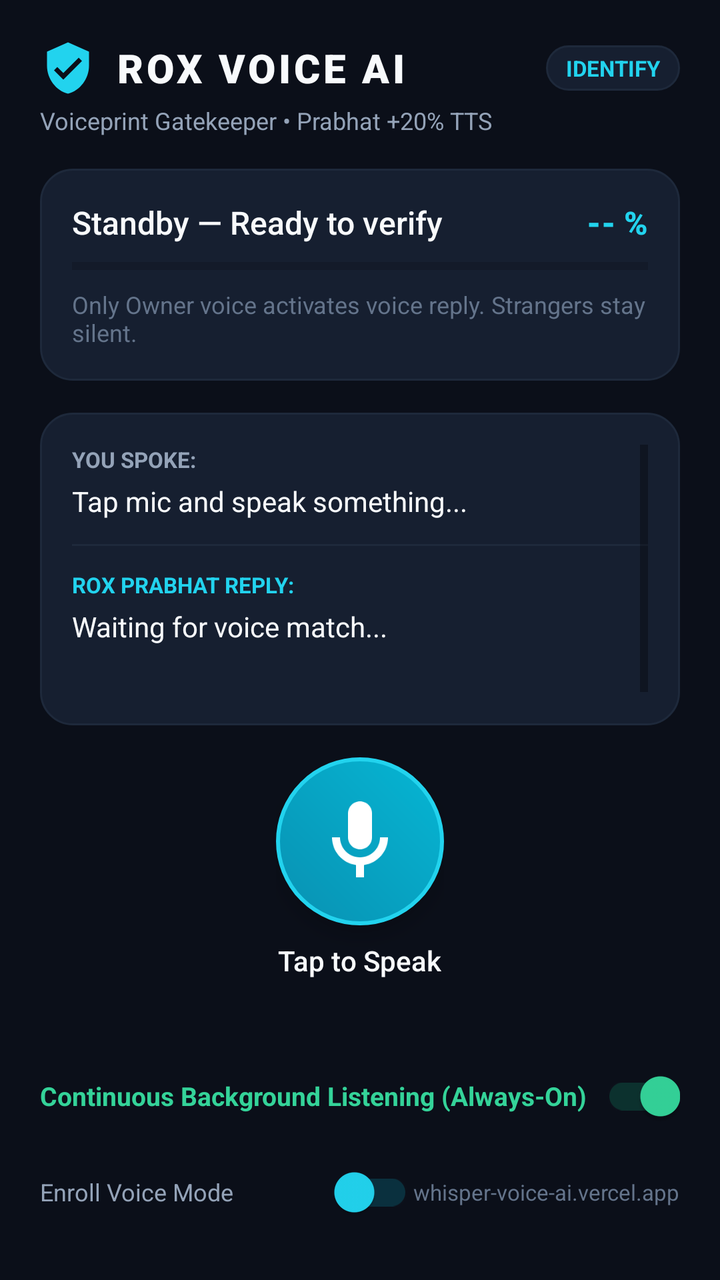
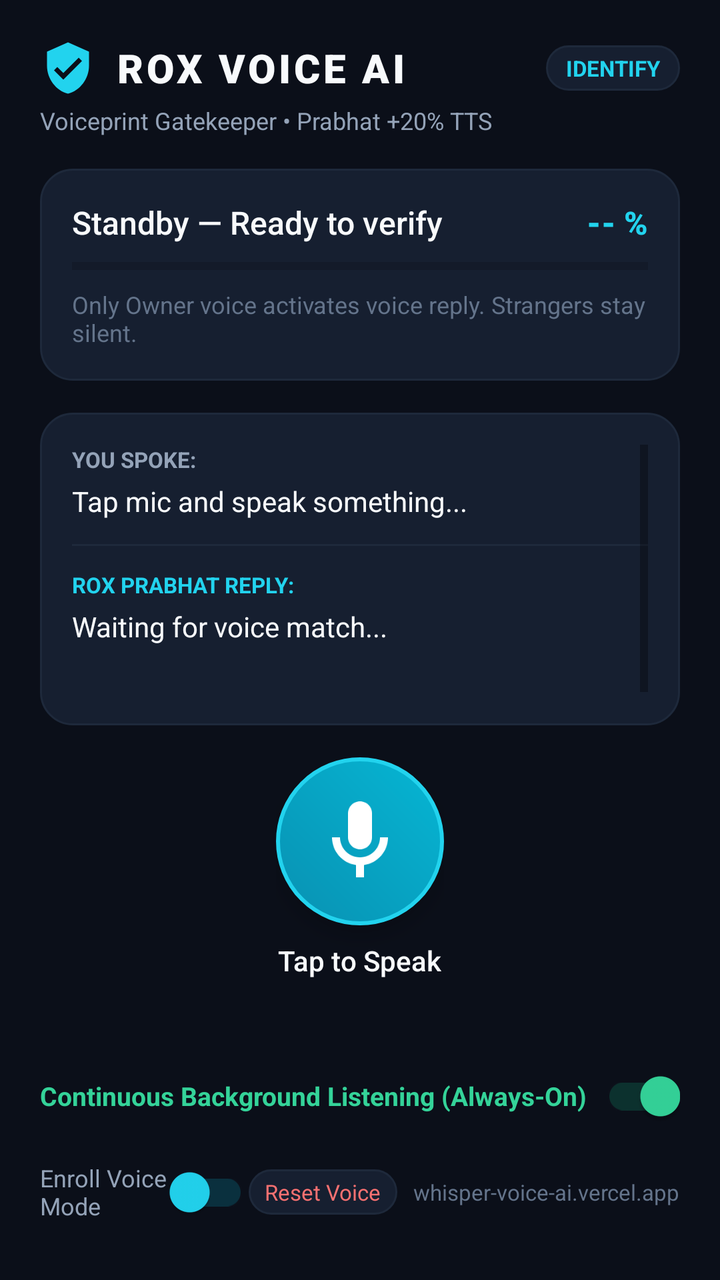

Screens rendered from an Android XML layout before and after an edit, with the pre-edit source and the edit as a unified diff.
<!-- AndroidManifest.xml: application theme Theme.Jarvis -->
<!-- res/layout/activity_main.xml -->
<?xml version="1.0" encoding="utf-8"?>
<androidx.constraintlayout.widget.ConstraintLayout xmlns:android="http://schemas.android.com/apk/res/android"
    xmlns:app="http://schemas.android.com/apk/res-auto"
    xmlns:tools="http://schemas.android.com/tools"
    android:id="@+id/rootLayout"
    android:layout_width="match_parent"
    android:layout_height="match_parent"
    android:background="@color/bg_dark"
    android:padding="20dp">

    
    <LinearLayout
        android:id="@+id/headerLayout"
        android:layout_width="0dp"
        android:layout_height="wrap_content"
        android:orientation="vertical"
        app:layout_constraintEnd_toEndOf="parent"
        app:layout_constraintStart_toStartOf="parent"
        app:layout_constraintTop_toTopOf="parent">

        <LinearLayout
            android:layout_width="match_parent"
            android:layout_height="wrap_content"
            android:gravity="center_vertical"
            android:orientation="horizontal">

            <ImageView
                android:layout_width="28dp"
                android:layout_height="28dp"
                android:src="@drawable/ic_shield_check"
                app:tint="@color/cyan_400" />

            <TextView
                android:id="@+id/tvTitle"
                android:layout_width="0dp"
                android:layout_height="wrap_content"
                android:layout_marginStart="10dp"
                android:layout_weight="1"
                android:fontFamily="sans-serif-black"
                android:letterSpacing="0.08"
                android:text="ROX VOICE AI"
                android:textColor="@color/text_primary"
                android:textSize="20sp" />

            <TextView
                android:id="@+id/tvModeBadge"
                android:layout_width="wrap_content"
                android:layout_height="wrap_content"
                android:background="@drawable/bg_card"
                android:paddingHorizontal="10dp"
                android:paddingVertical="4dp"
                android:text="IDENTIFY"
                android:textColor="@color/cyan_400"
                android:textSize="11sp"
                android:textStyle="bold" />
        </LinearLayout>

        <TextView
            android:id="@+id/tvSubtitle"
            android:layout_width="wrap_content"
            android:layout_height="wrap_content"
            android:layout_marginTop="4dp"
            android:text="Voiceprint Gatekeeper • Prabhat +20% TTS"
            android:textColor="@color/text_secondary"
            android:textSize="12sp" />
    </LinearLayout>

    
    <LinearLayout
        android:id="@+id/cardBiometric"
        android:layout_width="0dp"
        android:layout_height="wrap_content"
        android:layout_marginTop="16dp"
        android:background="@drawable/bg_card"
        android:orientation="vertical"
        android:padding="16dp"
        app:layout_constraintEnd_toEndOf="parent"
        app:layout_constraintStart_toStartOf="parent"
        app:layout_constraintTop_toBottomOf="@id/headerLayout">

        <LinearLayout
            android:layout_width="match_parent"
            android:layout_height="wrap_content"
            android:gravity="center_vertical"
            android:orientation="horizontal">

            <TextView
                android:id="@+id/tvSpeakerStatus"
                android:layout_width="0dp"
                android:layout_height="wrap_content"
                android:layout_weight="1"
                android:fontFamily="sans-serif-medium"
                android:text="Standby — Ready to verify"
                android:textColor="@color/text_primary"
                android:textSize="16sp" />

            <TextView
                android:id="@+id/tvMatchPercent"
                android:layout_width="wrap_content"
                android:layout_height="wrap_content"
                android:fontFamily="sans-serif-black"
                android:text="-- %"
                android:textColor="@color/cyan_400"
                android:textSize="16sp" />
        </LinearLayout>

        
        <ProgressBar
            android:id="@+id/pbMatch"
            style="?android:attr/progressBarStyleHorizontal"
            android:layout_width="match_parent"
            android:layout_height="6dp"
            android:layout_marginTop="8dp"
            android:max="100"
            android:progress="0"
            android:progressTint="@color/cyan_400" />

        <TextView
            android:id="@+id/tvBiometricDetail"
            android:layout_width="match_parent"
            android:layout_height="wrap_content"
            android:layout_marginTop="8dp"
            android:text="Only Owner voice activates voice reply. Strangers stay silent."
            android:textColor="@color/text_muted"
            android:textSize="12sp" />
    </LinearLayout>

    
    <LinearLayout
        android:id="@+id/cardConversation"
        android:layout_width="0dp"
        android:layout_height="0dp"
        android:layout_marginVertical="16dp"
        android:background="@drawable/bg_card"
        android:orientation="vertical"
        android:padding="16dp"
        app:layout_constraintBottom_toTopOf="@id/centerControlLayout"
        app:layout_constraintEnd_toEndOf="parent"
        app:layout_constraintStart_toStartOf="parent"
        app:layout_constraintTop_toBottomOf="@id/cardBiometric">

        <ScrollView
            android:layout_width="match_parent"
            android:layout_height="match_parent"
            android:fillViewport="true">

            <LinearLayout
                android:layout_width="match_parent"
                android:layout_height="wrap_content"
                android:orientation="vertical">

                <TextView
                    android:layout_width="wrap_content"
                    android:layout_height="wrap_content"
                    android:text="YOU SPOKE:"
                    android:textColor="@color/text_secondary"
                    android:textSize="11sp"
                    android:textStyle="bold" />

                <TextView
                    android:id="@+id/tvYouSpoke"
                    android:layout_width="match_parent"
                    android:layout_height="wrap_content"
                    android:layout_marginTop="4dp"
                    android:text="Tap mic and speak something..."
                    android:textColor="@color/text_primary"
                    android:textSize="14sp" />

                <View
                    android:layout_width="match_parent"
                    android:layout_height="1dp"
                    android:layout_marginVertical="12dp"
                    android:background="@color/bg_card_border" />

                <TextView
                    android:layout_width="wrap_content"
                    android:layout_height="wrap_content"
                    android:text="ROX PRABHAT REPLY:"
                    android:textColor="@color/cyan_400"
                    android:textSize="11sp"
                    android:textStyle="bold" />

                <TextView
                    android:id="@+id/tvJarvisReply"
                    android:layout_width="match_parent"
                    android:layout_height="wrap_content"
                    android:layout_marginTop="4dp"
                    android:text="Waiting for voice match..."
                    android:textColor="@color/text_primary"
                    android:textSize="14sp" />

                <TextView
                    android:id="@+id/tvStatusSub"
                    android:layout_width="match_parent"
                    android:layout_height="wrap_content"
                    android:layout_marginTop="10dp"
                    android:text=""
                    android:textColor="@color/emerald_400"
                    android:textSize="11sp" />
            </LinearLayout>
        </ScrollView>
    </LinearLayout>

    
    <LinearLayout
        android:id="@+id/centerControlLayout"
        android:layout_width="wrap_content"
        android:layout_height="wrap_content"
        android:layout_marginBottom="16dp"
        android:gravity="center"
        android:orientation="vertical"
        app:layout_constraintBottom_toTopOf="@id/bottomSettingsLayout"
        app:layout_constraintEnd_toEndOf="parent"
        app:layout_constraintStart_toStartOf="parent">

        <ImageButton
            android:id="@+id/btnMic"
            android:layout_width="84dp"
            android:layout_height="84dp"
            android:background="@drawable/bg_circle_btn"
            android:contentDescription="@string/tap_to_speak"
            android:elevation="6dp"
            android:src="@drawable/ic_mic" />

        <TextView
            android:id="@+id/tvMicStatus"
            android:layout_width="wrap_content"
            android:layout_height="wrap_content"
            android:layout_marginTop="8dp"
            android:fontFamily="sans-serif-medium"
            android:text="Tap to Speak"
            android:textColor="@color/text_primary"
            android:textSize="14sp" />

        <TextView
            android:id="@+id/tvDuration"
            android:layout_width="wrap_content"
            android:layout_height="wrap_content"
            android:layout_marginTop="2dp"
            android:text="00:00"
            android:textColor="@color/cyan_400"
            android:textSize="12sp"
            android:visibility="invisible" />
    </LinearLayout>

    
    <LinearLayout
        android:id="@+id/bottomSettingsLayout"
        android:layout_width="0dp"
        android:layout_height="wrap_content"
        android:orientation="vertical"
        app:layout_constraintBottom_toBottomOf="parent"
        app:layout_constraintEnd_toEndOf="parent"
        app:layout_constraintStart_toStartOf="parent">

        <com.google.android.material.switchmaterial.SwitchMaterial
            android:id="@+id/switchBackgroundListening"
            android:layout_width="match_parent"
            android:layout_height="wrap_content"
            android:checked="true"
            android:text="Continuous Background Listening (Always-On)"
            android:textColor="@color/emerald_400"
            android:textSize="13sp"
            android:textStyle="bold"
            app:thumbTint="@color/emerald_400"
            app:trackTint="@color/emerald_glow" />

        <LinearLayout
            android:layout_width="match_parent"
            android:layout_height="wrap_content"
            android:gravity="center_vertical"
            android:orientation="horizontal">

            <com.google.android.material.switchmaterial.SwitchMaterial
                android:id="@+id/switchRegister"
                android:layout_width="0dp"
                android:layout_height="wrap_content"
                android:layout_weight="1"
                android:text="Enroll Voice Mode"
                android:textColor="@color/text_secondary"
                android:textSize="12sp"
                app:thumbTint="@color/cyan_400"
                app:trackTint="@color/cyan_glow" />

            <TextView
                android:id="@+id/tvBackendUrl"
                android:layout_width="wrap_content"
                android:layout_height="wrap_content"
                android:text="whisper-voice-ai.vercel.app"
                android:textColor="@color/text_muted"
                android:textSize="11sp" />
        </LinearLayout>
    </LinearLayout>

</androidx.constraintlayout.widget.ConstraintLayout>
<!-- resources referenced by this layout -->
<resources>
  <color name="bg_card_border">#1E293B</color>
  <color name="bg_dark">#0B0F19</color>
  <color name="cyan_400">#22D3EE</color>
  <color name="cyan_glow">#3306B6D4</color>
  <color name="emerald_400">#34D399</color>
  <color name="emerald_glow">#3310B981</color>
  <color name="text_muted">#64748B</color>
  <color name="text_primary">#F8FAFC</color>
  <color name="text_secondary">#94A3B8</color>
  <!-- drawable bg_card (drawable) -->
  <?xml version="1.0" encoding="utf-8"?>
  <shape xmlns:android="http://schemas.android.com/apk/res/android"
      android:shape="rectangle">
      <solid android:color="@color/bg_card" />
      <corners android:radius="16dp" />
      <stroke
          android:width="1dp"
          android:color="@color/bg_card_border" />
  </shape>
  <!-- drawable bg_circle_btn (drawable) -->
  <?xml version="1.0" encoding="utf-8"?>
  <ripple xmlns:android="http://schemas.android.com/apk/res/android"
      android:color="@color/cyan_400">
      <item>
          <shape android:shape="oval">
              <gradient
                  android:angle="45"
                  android:endColor="@color/cyan_500"
                  android:startColor="#0891B2"
                  android:type="linear" />
              <stroke
                  android:width="2dp"
                  android:color="@color/cyan_400" />
          </shape>
      </item>
  </ripple>
  <!-- drawable ic_mic (drawable) -->
  <vector xmlns:android="http://schemas.android.com/apk/res/android"
      android:width="48dp"
      android:height="48dp"
      android:viewportWidth="24"
      android:viewportHeight="24">
    <path
        android:fillColor="@color/white"
        android:pathData="M12,14c1.66,0 3,-1.34 3,-3V5c0,-1.66 -1.34,-3 -3,-3S9,3.34 9,5v6C9,12.66 10.34,14 12,14z"/>
    <path
        android:fillColor="@color/white"
        android:pathData="M17,11c0,2.76 -2.24,5 -5,5s-5,-2.24 -5,-5H5c0,3.53 2.61,6.43 6,6.92V21h2v-3.08c3.39,-0.49 6,-3.39 6,-6.92H17z"/>
  </vector>
  <!-- drawable ic_shield_check (drawable) -->
  <vector xmlns:android="http://schemas.android.com/apk/res/android"
      android:width="24dp"
      android:height="24dp"
      android:viewportWidth="24"
      android:viewportHeight="24">
    <path
        android:fillColor="@color/cyan_400"
        android:pathData="M12,1L3,5v6c0,5.55 3.84,10.74 9,12 5.16,-1.26 9,-6.45 9,-12V5l-9,-4zm-2,16l-4,-4 1.41,-1.41L10,14.17l6.59,-6.59L18,9l-8,8z"/>
  </vector>
  <string name="tap_to_speak">Tap to Speak</string>
  <style name="Theme.Jarvis" parent="Theme.MaterialComponents.DayNight.NoActionBar">
          
          <item name="colorPrimary">@color/cyan_500</item>
          <item name="colorPrimaryVariant">@color/cyan_400</item>
          <item name="colorOnPrimary">@color/bg_dark</item>
          
          <item name="colorSecondary">@color/emerald_500</item>
          <item name="colorSecondaryVariant">@color/emerald_400</item>
          <item name="colorOnSecondary">@color/white</item>
          
          <item name="android:statusBarColor">@color/bg_dark</item>
          <item name="android:navigationBarColor">@color/bg_dark</item>
          <item name="android:windowBackground">@color/bg_dark</item>
      </style>
  <color name="bg_card">#161F30</color>
  <color name="cyan_500">#06B6D4</color>
  <color name="white">#FFFFFFFF</color>
  <color name="emerald_500">#10B981</color>
</resources>

<!-- the commit's change to res/layout/activity_main.xml (unified diff, before → after) -->
@@ -283,6 +283,18 @@
                 app:trackTint="@color/cyan_glow" />
 
             <TextView
+                android:id="@+id/btnResetVoice"
+                android:layout_width="wrap_content"
+                android:layout_height="wrap_content"
+                android:layout_marginEnd="8dp"
+                android:background="@drawable/bg_card"
+                android:paddingHorizontal="8dp"
+                android:paddingVertical="4dp"
+                android:text="Reset Voice"
+                android:textColor="@color/red_400"
+                android:textSize="11sp" />
+
+            <TextView
                 android:id="@+id/tvBackendUrl"
                 android:layout_width="wrap_content"
                 android:layout_height="wrap_content"
<!-- resource entries referenced after the edit -->
@@ -6,6 +6,7 @@
   <color name="cyan_glow">#3306B6D4</color>
   <color name="emerald_400">#34D399</color>
   <color name="emerald_glow">#3310B981</color>
+  <color name="red_400">#F87171</color>
   <color name="text_muted">#64748B</color>
   <color name="text_primary">#F8FAFC</color>
   <color name="text_secondary">#94A3B8</color>
